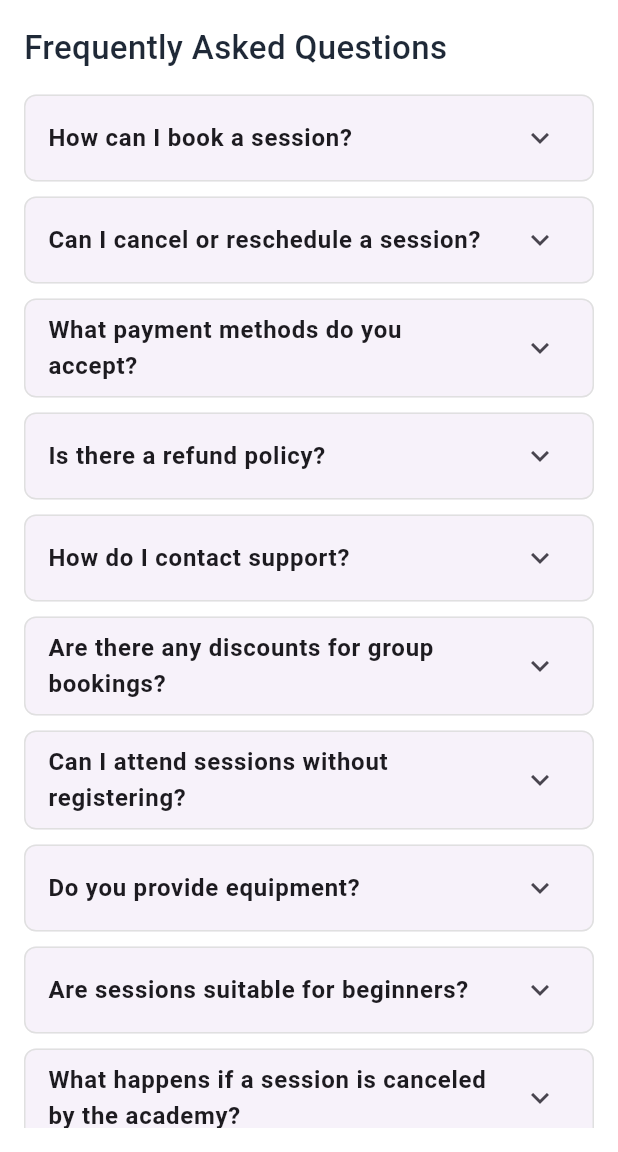
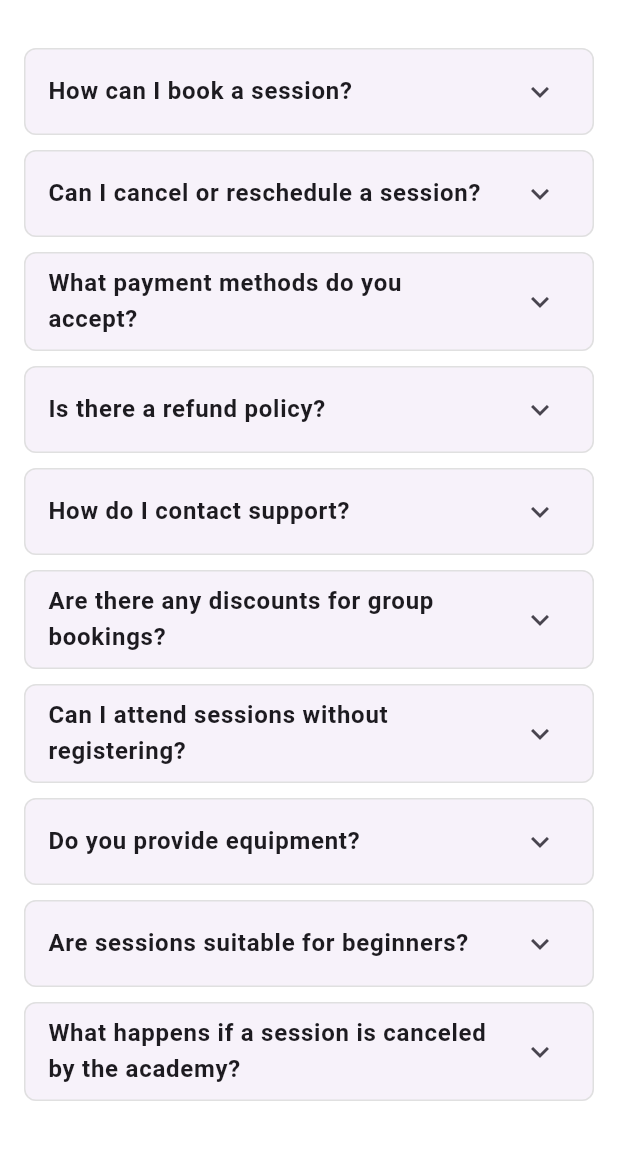
Before and after one commit to MTS-Services/Batteryqk_web-version-App-, a Flutter app: the Faqs screen opened directly, on a phone screen of 412 x 824 dp, the part 84-1236 px from its top. Run offline on Flutter 3.47's test engine with Material 3 defaults, Android fonts, the phone set to English and light mode, and no system bars; our stand-ins replace dropdown_button2.

Commit message:
faqs updated

```diff
--- a/lib/features/authentication/views/faqs.dart
+++ b/lib/features/authentication/views/faqs.dart
@@ -69,14 +69,6 @@ class Faqs extends StatelessWidget {
         padding: const EdgeInsets.all(16),
         child: ListView(
           children: [
-            const Text(
-              'Frequently Asked Questions',
-              style: TextStyle(
-                fontSize: 22,
-                fontWeight: FontWeight.w500,
-                color: Color(0xFF1F2937),
-              ),
-            ),
             const SizedBox(height: 16),
             ...faqData.map((faq) {
               return Card(
```
